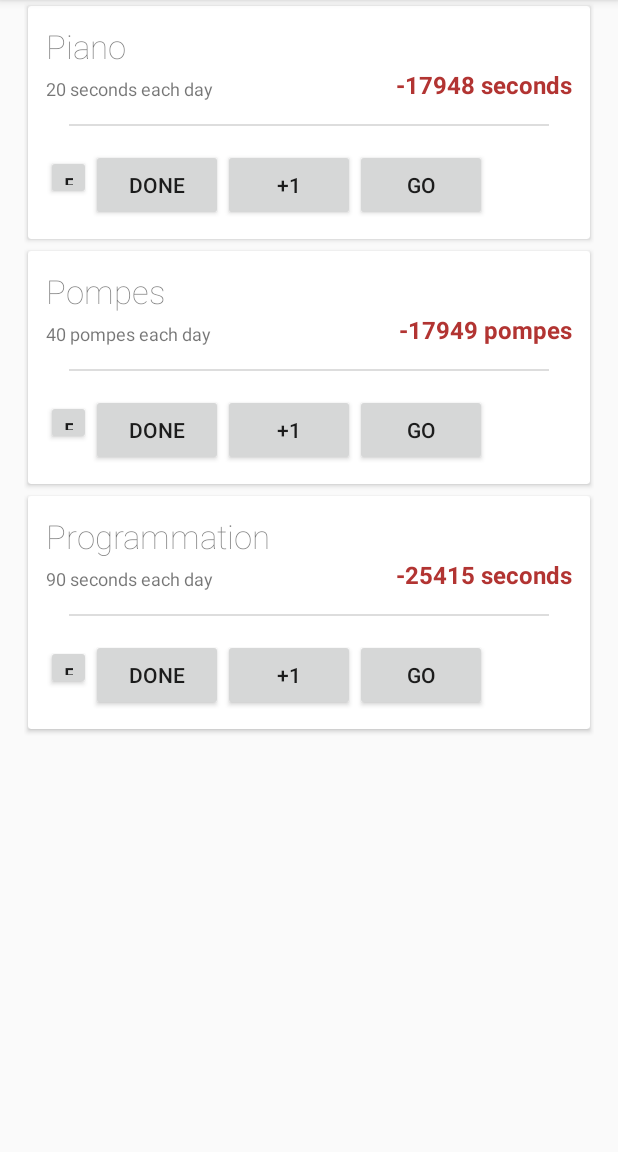
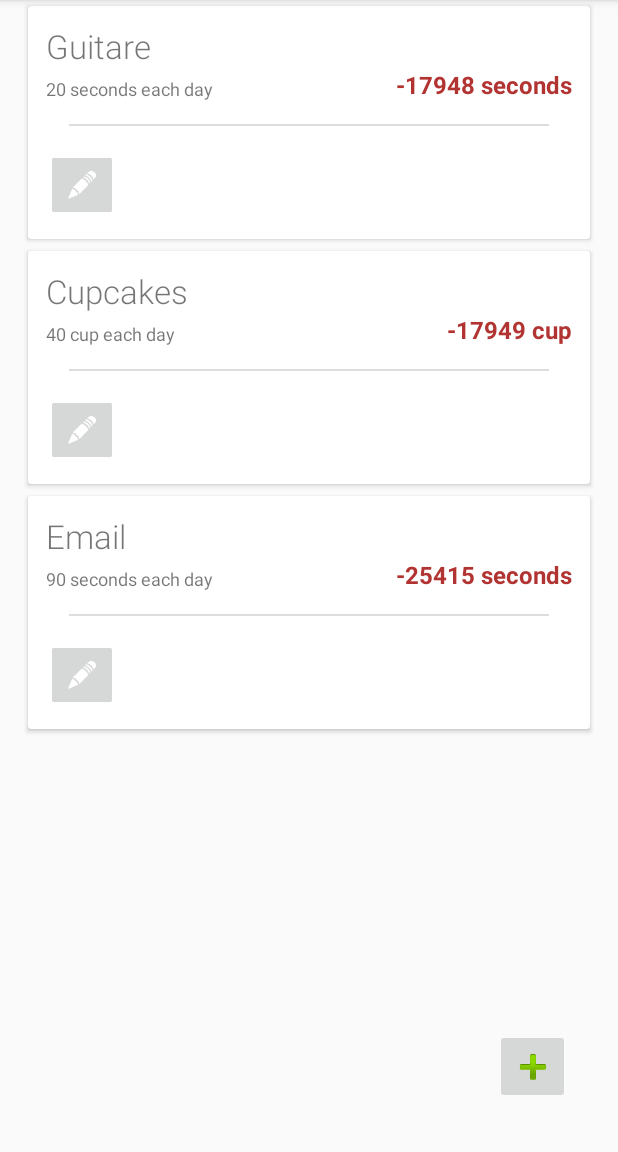
Before and after one commit to Epipong/wildoo, an Android app: the screen it shows after launch (MainActivity), on a phone screen of 412 x 824 dp, the part 84-1236 px from its top. Run offline under Robolectric (Android 15) with nearby library versions, the phone set to English and light mode, and no system bars.

Commit message:
push unfinished work

```diff
--- a/app/build.gradle
+++ b/app/build.gradle
@@ -6,7 +6,7 @@ android {
 
     defaultConfig {
         applicationId "com.davy.adrien.wildoo"
-        minSdkVersion 21
+        minSdkVersion 19
         targetSdkVersion 21
         versionCode 1
         versionName "1.0"
--- a/app/src/main/java/com/davy/adrien/wildoo/MainActivity.java
+++ b/app/src/main/java/com/davy/adrien/wildoo/MainActivity.java
@@ -26,9 +26,9 @@ public class MainActivity extends Activity {
     {
         String filename = "tasks.json";
         String string = "{ 'tasks' : [ "
-        + "{ 'name' : 'Piano', 'timestamp_create' : '1424086908000', 'done': 32, 'step' : 86400, 'objective_number': 20, 'unit' : 'seconds'},"
-        + "{ 'name' : 'Pompes', 'timestamp_create' : '1424086908309', 'done': 2, 'step' : 86400, 'objective_number': 40, 'unit' : 'pompes'},"
-        + "{ 'name' : 'Programmation', 'timestamp_create' : '1424086808000', 'done': 3000000, 'step' : 26400, 'objective_number': 90, 'unit' : 'seconds'}]"
+        + "{ 'name' : 'Guitare', 'timestamp_create' : '1424086908000', 'done': 32, 'step' : 86400, 'objective_number': 20, 'unit' : 'seconds'},"
+        + "{ 'name' : 'Cupcakes', 'timestamp_create' : '1424086908309', 'done': 2, 'step' : 86400, 'objective_number': 40, 'unit' : 'cup'},"
+        + "{ 'name' : 'Email', 'timestamp_create' : '1424086808000', 'done': 3000000, 'step' : 26400, 'objective_number': 90, 'unit' : 'seconds'}]"
         + "}";
         FileOutputStream outputStream;
 
--- a/app/src/main/res/layout/activity_main.xml
+++ b/app/src/main/res/layout/activity_main.xml
@@ -1,4 +1,16 @@
-<LinearLayout xmlns:android="http://schemas.android.com/apk/res/android"
+<FrameLayout xmlns:android="http://schemas.android.com/apk/res/android"
+    android:layout_width="match_parent"
+    android:layout_height="match_parent">
+
+    <ImageButton
+        android:layout_width="@dimen/round_button_diameter"
+        android:layout_height="@dimen/round_button_diameter"
+        android:layout_gravity="end|bottom"
+        android:layout_marginBottom="@dimen/add_button_margin"
+        android:layout_marginEnd="@dimen/add_button_margin"
+        android:src="@android:drawable/ic_input_add" />
+
+<LinearLayout
     xmlns:tools="http://schemas.android.com/tools" android:layout_width="match_parent"
     android:orientation="vertical"
     android:layout_height="match_parent" android:paddingLeft="@dimen/activity_horizontal_margin"
@@ -12,3 +24,4 @@
         android:layout_height="match_parent"/>
 
 </LinearLayout>
+</FrameLayout>
--- /dev/null
+++ b/app/src/main/res/layout/button_in_card.xml
@@ -0,0 +1,9 @@
+<?xml version="1.0" encoding="utf-8"?>
+    <ImageButton
+    xmlns:android="http://schemas.android.com/apk/res/android"
+    android:layout_width="@dimen/card_button_size"
+    android:layout_height="@dimen/card_button_size"
+    android:adjustViewBounds="true"
+    android:scaleType="fitCenter"
+
+    android:src="@drawable/ic_action_edit"/>
--- a/app/src/main/res/layout/task_card_view.xml
+++ b/app/src/main/res/layout/task_card_view.xml
@@ -16,7 +16,7 @@
             android:layout_height="wrap_content"
             android:id="@+id/task_name"
             android:textSize="22dp"
-            android:fontFamily="sans-serif-thin"
+            android:fontFamily="sans-serif-light"
             android:text="Hello world" />
         <TextView
             android:paddingTop="5dp"
@@ -45,29 +45,17 @@
             android:layout_margin="15dp"
             android:layout_below="@id/task_description" />
 
-        <LinearLayout
+        <RelativeLayout
             android:layout_below="@id/hr"
             android:layout_width="match_parent"
-            android:layout_height="wrap_content"
-            android:orientation="horizontal">
-            <Button
-                android:layout_width="30dp"
-                android:layout_height="30dp"
-                android:text="edit" />
-            <Button
-                android:layout_width="wrap_content"
-                android:layout_height="wrap_content"
-                android:text="done" />
-            <Button
-                android:layout_width="wrap_content"
-                android:layout_height="wrap_content"
-                android:text="+1" />
-            <Button
-                android:layout_width="wrap_content"
-                android:layout_height="wrap_content"
-                android:text="Go" />
+            android:layout_height="match_parent"
+            android:orientation="horizontal" >
+            <include layout="@layout/button_in_card" android:id="@+id/a" />
+            <include layout="@layout/button_in_card" />
+            <include layout="@layout/button_in_card" />
+            <include layout="@layout/button_in_card" />
 
-        </LinearLayout>
+        </RelativeLayout>
 
     </RelativeLayout>
 </android.support.v7.widget.CardView>
--- a/app/src/main/res/values/dimens.xml
+++ b/app/src/main/res/values/dimens.xml
@@ -2,4 +2,7 @@
     <!-- Default screen margins, per the Android Design guidelines. -->
     <dimen name="activity_horizontal_margin">16dp</dimen>
     <dimen name="activity_vertical_margin">16dp</dimen>
+    <dimen name="round_button_diameter">50dp</dimen>
+    <dimen name="add_button_margin">32dp</dimen>
+    <dimen name="card_button_size">48dp</dimen>
 </resources>
--- a/app/src/main/res/values/styles.xml
+++ b/app/src/main/res/values/styles.xml
@@ -1,13 +1,13 @@
 <resources>
 
     <!-- Base application theme. -->
-    <style name="AppTheme">
+    <style name="AppTheme" parent="android:Theme.Light">
         <item name="android:actionBarStyle">@style/WildooActionBar</item>
-        <item name="android:background">#000000</item>
+<!--        <item name="android:background">#000000</item> -->
     </style>
 
     <style name="WildooActionBar">
-        <item name="android:background">#000000</item>
+<!--        <item name="android:background">#000000</item> -->
     </style>
 
 
```
Also changed, not shown: 2 other files.
